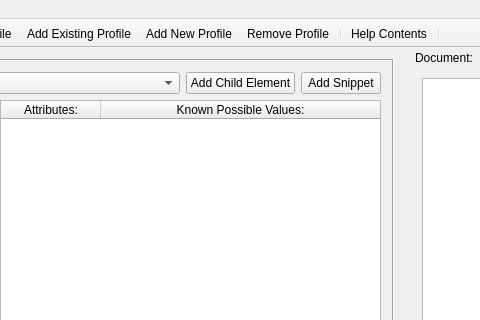
The window that GCXMLGenerator/gcmainwindow.ui (goblincoding/xmlmill) describes before a commit, drawn with Qt 5; both pictures show x 410 to 890 and y 0 to 320 of the 1099 by 659 pixel window.
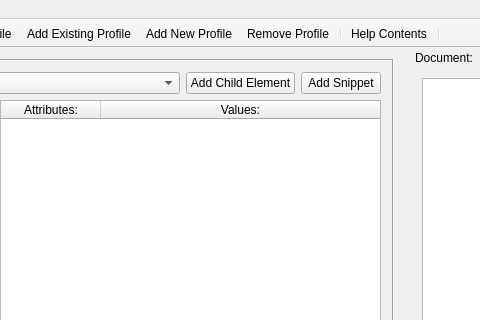
The same window after the commit. Icons and pictures are not drawn.

Commit message: Removed "new element added" functionality.  Adding items will now only update the database and not the current document.

```diff
--- a/GCXMLGenerator/gcmainwindow.ui
+++ b/GCXMLGenerator/gcmainwindow.ui
@@ -127,7 +127,7 @@
           </column>
           <column>
            <property name="text">
-            <string>Known Possible Values:</string>
+            <string>Values:</string>
            </property>
           </column>
          </widget>
```
The commit also changes 2 other files.
